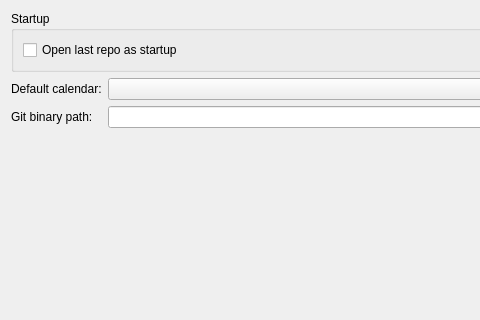
Before: the Qt Designer form src/settings/settingspagebase.ui in KDE/kommit, drawn with Qt 5; both pictures show x 0 to 480 and y 0 to 320 of the 586 by 468 pixel window.
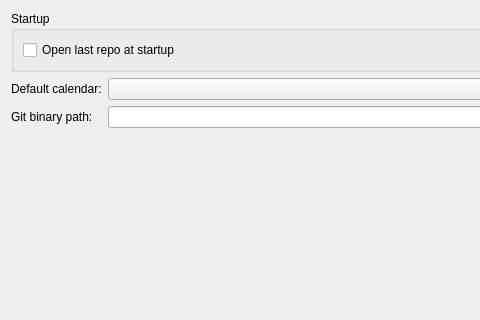
After: the same form once the commit is applied.

Patch:
```diff
--- a/src/settings/settingspagebase.ui
+++ b/src/settings/settingspagebase.ui
@@ -26,7 +26,7 @@
       <item row="0" column="0">
        <widget class="QCheckBox" name="kcfg_openLastRepo">
         <property name="text">
-         <string>Open last repo as startup</string>
+         <string>Open last repo at startup</string>
         </property>
        </widget>
       </item>
```
